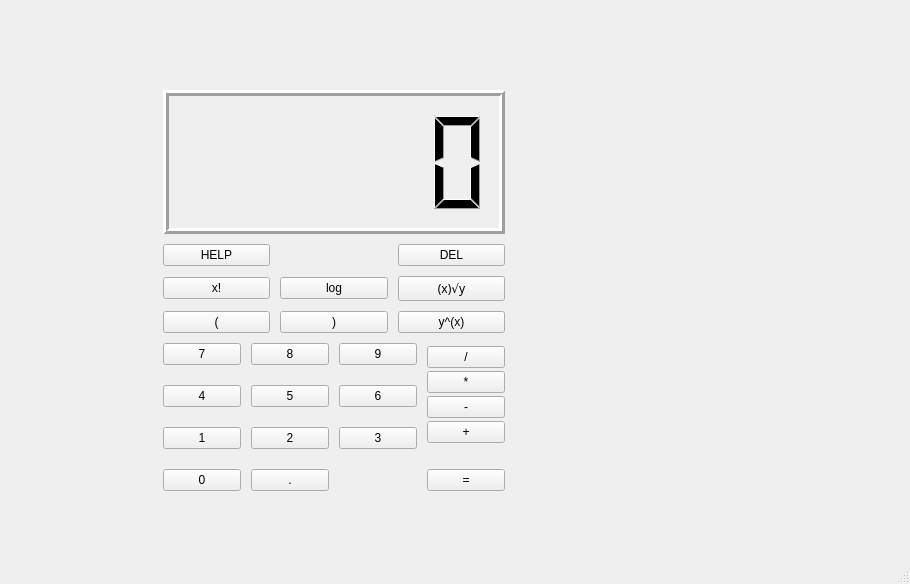
Above: src/gui/mainwindow.ui from hungdojan/IVS_Kalkulacka before the change. Below: the same form after it.
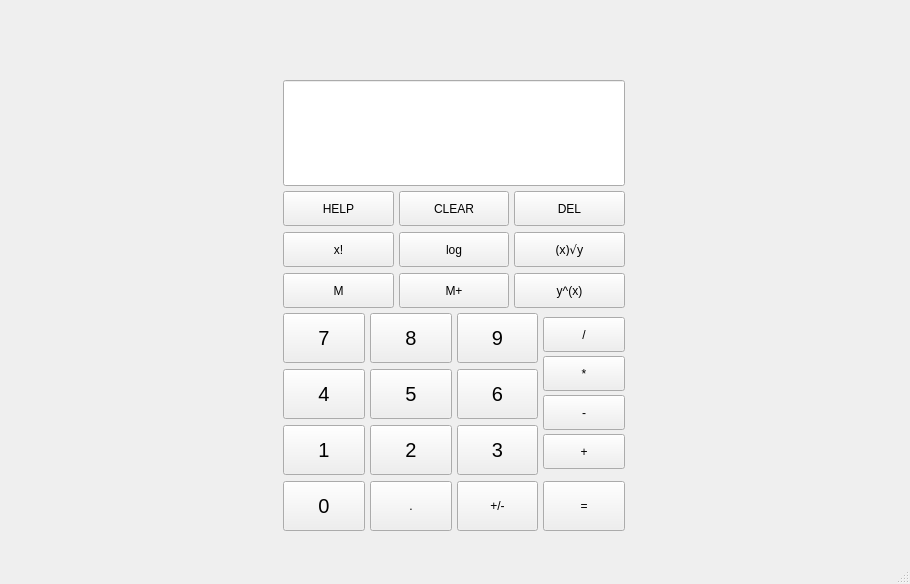
That is the form after the change.

Commit message: adding clear, m, m+, invert buttons and adjusting layout

```diff
--- a/src/gui/mainwindow.ui
+++ b/src/gui/mainwindow.ui
@@ -17,15 +17,15 @@
    <widget class="QWidget" name="verticalLayoutWidget">
     <property name="geometry">
      <rect>
-      <x>160</x>
-      <y>90</y>
+      <x>280</x>
+      <y>80</y>
       <width>348</width>
-      <height>401</height>
+      <height>451</height>
      </rect>
     </property>
     <layout class="QVBoxLayout" name="wholeUnitLayout" stretch="0,0,0">
      <property name="spacing">
-      <number>10</number>
+      <number>5</number>
      </property>
      <property name="sizeConstraint">
       <enum>QLayout::SetNoConstraint</enum>
@@ -40,31 +40,103 @@
       <number>0</number>
      </property>
      <item>
-      <widget class="QLCDNumber" name="textLabel">
+      <widget class="QLineEdit" name="textLabel">
        <property name="sizePolicy">
-        <sizepolicy hsizetype="Minimum" vsizetype="Preferred">
+        <sizepolicy hsizetype="Minimum" vsizetype="Minimum">
          <horstretch>0</horstretch>
          <verstretch>0</verstretch>
         </sizepolicy>
        </property>
-       <property name="baseSize">
+       <property name="minimumSize">
         <size>
-         <width>0</width>
-         <height>0</height>
+         <width>330</width>
+         <height>100</height>
         </size>
        </property>
-       <property name="lineWidth">
-        <number>3</number>
+       <property name="font">
+        <font>
+         <pointsize>30</pointsize>
+        </font>
        </property>
-       <property name="smallDecimalPoint">
+       <property name="alignment">
+        <set>Qt::AlignRight|Qt::AlignTrailing|Qt::AlignVCenter</set>
+       </property>
+       <property name="readOnly">
         <bool>true</bool>
        </property>
+       <property name="clearButtonEnabled">
+        <bool>false</bool>
+       </property>
       </widget>
      </item>
      <item>
       <layout class="QGridLayout" name="advancedOperationsTable">
+       <property name="sizeConstraint">
+        <enum>QLayout::SetMinAndMaxSize</enum>
+       </property>
+       <property name="verticalSpacing">
+        <number>6</number>
+       </property>
+       <item row="3" column="3">
+        <widget class="QPushButton" name="powerButton">
+         <property name="minimumSize">
+          <size>
+           <width>0</width>
+           <height>35</height>
+          </size>
+         </property>
+         <property name="text">
+          <string>y^(x)</string>
+         </property>
+        </widget>
+       </item>
+       <item row="3" column="0">
+        <widget class="QPushButton" name="memoryOutButton">
+         <property name="minimumSize">
+          <size>
+           <width>0</width>
+           <height>35</height>
+          </size>
+         </property>
+         <property name="text">
+          <string>M</string>
+         </property>
+        </widget>
+       </item>
+       <item row="3" column="1">
+        <widget class="QPushButton" name="memoryInButton">
+         <property name="minimumSize">
+          <size>
+           <width>0</width>
+           <height>35</height>
+          </size>
+         </property>
+         <property name="text">
+          <string>M+</string>
+         </property>
+        </widget>
+       </item>
+       <item row="1" column="1">
+        <widget class="QPushButton" name="clearButton">
+         <property name="minimumSize">
+          <size>
+           <width>0</width>
+           <height>35</height>
+          </size>
+         </property>
+         <property name="text">
+          <string>CLEAR</string>
+         </property>
+        </widget>
+       </item>
        <item row="2" column="1">
         <widget class="QPushButton" name="logButton">
+         <property name="minimumSize">
+          <size>
+           <width>0</width>
+           <height>35</height>
+          </size>
+         </property>
          <property name="text">
           <string>log</string>
          </property>
@@ -72,41 +144,25 @@
        </item>
        <item row="1" column="3">
         <widget class="QPushButton" name="deleteButton">
+         <property name="minimumSize">
+          <size>
+           <width>0</width>
+           <height>35</height>
+          </size>
+         </property>
          <property name="text">
           <string>DEL</string>
          </property>
         </widget>
        </item>
-       <item row="1" column="0">
-        <widget class="QPushButton" name="helpButton">
-         <property name="text">
-          <string>HELP</string>
-         </property>
-        </widget>
-       </item>
-       <item row="3" column="3">
-        <widget class="QPushButton" name="powerButton">
-         <property name="text">
-          <string>y^(x)</string>
-         </property>
-        </widget>
-       </item>
-       <item row="3" column="0">
-        <widget class="QPushButton" name="bracketLeftButton">
-         <property name="text">
-          <string>(</string>
-         </property>
-        </widget>
-       </item>
-       <item row="2" column="0">
-        <widget class="QPushButton" name="factorButton">
-         <property name="text">
-          <string>x!</string>
-         </property>
-        </widget>
-       </item>
        <item row="2" column="3">
         <widget class="QPushButton" name="rootButton">
+         <property name="minimumSize">
+          <size>
+           <width>0</width>
+           <height>35</height>
+          </size>
+         </property>
          <property name="font">
           <font>
            <family>Sans Serif</family>
@@ -126,10 +182,29 @@
          </property>
         </widget>
        </item>
-       <item row="3" column="1">
-        <widget class="QPushButton" name="bracketRightButton">
+       <item row="1" column="0">
+        <widget class="QPushButton" name="helpButton">
+         <property name="minimumSize">
+          <size>
+           <width>0</width>
+           <height>35</height>
+          </size>
+         </property>
          <property name="text">
-          <string>)</string>
+          <string>HELP</string>
+         </property>
+        </widget>
+       </item>
+       <item row="2" column="0">
+        <widget class="QPushButton" name="factorButton">
+         <property name="minimumSize">
+          <size>
+           <width>0</width>
+           <height>35</height>
+          </size>
+         </property>
+         <property name="text">
+          <string>x!</string>
          </property>
         </widget>
        </item>
@@ -137,11 +212,20 @@
      </item>
      <item>
       <layout class="QGridLayout" name="numsAndBasicOpsTable">
+       <property name="sizeConstraint">
+        <enum>QLayout::SetFixedSize</enum>
+       </property>
        <property name="verticalSpacing">
-        <number>20</number>
+        <number>6</number>
        </property>
        <item row="3" column="5">
         <widget class="QPushButton" name="equalSignButton">
+         <property name="minimumSize">
+          <size>
+           <width>0</width>
+           <height>50</height>
+          </size>
+         </property>
          <property name="text">
           <string>=</string>
          </property>
@@ -149,6 +233,17 @@
        </item>
        <item row="1" column="2">
         <widget class="QPushButton" name="fiveButton">
+         <property name="minimumSize">
+          <size>
+           <width>0</width>
+           <height>50</height>
+          </size>
+         </property>
+         <property name="font">
+          <font>
+           <pointsize>15</pointsize>
+          </font>
+         </property>
          <property name="text">
           <string>5</string>
          </property>
@@ -156,6 +251,17 @@
        </item>
        <item row="1" column="4">
         <widget class="QPushButton" name="sixButton">
+         <property name="minimumSize">
+          <size>
+           <width>0</width>
+           <height>50</height>
+          </size>
+         </property>
+         <property name="font">
+          <font>
+           <pointsize>15</pointsize>
+          </font>
+         </property>
          <property name="text">
           <string>6</string>
          </property>
@@ -163,6 +269,12 @@
        </item>
        <item row="3" column="2">
         <widget class="QPushButton" name="decimalPointButton">
+         <property name="minimumSize">
+          <size>
+           <width>0</width>
+           <height>50</height>
+          </size>
+         </property>
          <property name="text">
           <string>.</string>
          </property>
@@ -170,6 +282,17 @@
        </item>
        <item row="2" column="2">
         <widget class="QPushButton" name="twoButton">
+         <property name="minimumSize">
+          <size>
+           <width>0</width>
+           <height>50</height>
+          </size>
+         </property>
+         <property name="font">
+          <font>
+           <pointsize>15</pointsize>
+          </font>
+         </property>
          <property name="text">
           <string>2</string>
          </property>
@@ -177,6 +300,17 @@
        </item>
        <item row="2" column="1">
         <widget class="QPushButton" name="oneButton">
+         <property name="minimumSize">
+          <size>
+           <width>0</width>
+           <height>50</height>
+          </size>
+         </property>
+         <property name="font">
+          <font>
+           <pointsize>15</pointsize>
+          </font>
+         </property>
          <property name="text">
           <string>1</string>
          </property>
@@ -184,6 +318,17 @@
        </item>
        <item row="2" column="4">
         <widget class="QPushButton" name="threeButton">
+         <property name="minimumSize">
+          <size>
+           <width>0</width>
+           <height>50</height>
+          </size>
+         </property>
+         <property name="font">
+          <font>
+           <pointsize>15</pointsize>
+          </font>
+         </property>
          <property name="text">
           <string>3</string>
          </property>
@@ -191,6 +336,23 @@
        </item>
        <item row="0" column="1">
         <widget class="QPushButton" name="sevenButton">
+         <property name="sizePolicy">
+          <sizepolicy hsizetype="Minimum" vsizetype="Fixed">
+           <horstretch>0</horstretch>
+           <verstretch>0</verstretch>
+          </sizepolicy>
+         </property>
+         <property name="minimumSize">
+          <size>
+           <width>0</width>
+           <height>50</height>
+          </size>
+         </property>
+         <property name="font">
+          <font>
+           <pointsize>15</pointsize>
+          </font>
+         </property>
          <property name="text">
           <string>7</string>
          </property>
@@ -198,6 +360,17 @@
        </item>
        <item row="0" column="2">
         <widget class="QPushButton" name="eightButton">
+         <property name="minimumSize">
+          <size>
+           <width>0</width>
+           <height>50</height>
+          </size>
+         </property>
+         <property name="font">
+          <font>
+           <pointsize>15</pointsize>
+          </font>
+         </property>
          <property name="text">
           <string>8</string>
          </property>
@@ -205,6 +378,17 @@
        </item>
        <item row="1" column="1">
         <widget class="QPushButton" name="fourButton">
+         <property name="minimumSize">
+          <size>
+           <width>0</width>
+           <height>50</height>
+          </size>
+         </property>
+         <property name="font">
+          <font>
+           <pointsize>15</pointsize>
+          </font>
+         </property>
          <property name="text">
           <string>4</string>
          </property>
@@ -212,6 +396,17 @@
        </item>
        <item row="3" column="1">
         <widget class="QPushButton" name="zeroButton">
+         <property name="minimumSize">
+          <size>
+           <width>0</width>
+           <height>50</height>
+          </size>
+         </property>
+         <property name="font">
+          <font>
+           <pointsize>15</pointsize>
+          </font>
+         </property>
          <property name="text">
           <string>0</string>
          </property>
@@ -219,6 +414,17 @@
        </item>
        <item row="0" column="4">
         <widget class="QPushButton" name="nineButton">
+         <property name="minimumSize">
+          <size>
+           <width>0</width>
+           <height>50</height>
+          </size>
+         </property>
+         <property name="font">
+          <font>
+           <pointsize>15</pointsize>
+          </font>
+         </property>
          <property name="text">
           <string>9</string>
          </property>
@@ -226,8 +432,17 @@
        </item>
        <item row="0" column="5" rowspan="3">
         <layout class="QVBoxLayout" name="basicOperationsTable">
+         <property name="spacing">
+          <number>0</number>
+         </property>
          <item>
           <widget class="QPushButton" name="divideButton">
+           <property name="minimumSize">
+            <size>
+             <width>0</width>
+             <height>35</height>
+            </size>
+           </property>
            <property name="text">
             <string>/</string>
            </property>
@@ -235,6 +450,12 @@
          </item>
          <item>
           <widget class="QPushButton" name="mulButton">
+           <property name="minimumSize">
+            <size>
+             <width>0</width>
+             <height>35</height>
+            </size>
+           </property>
            <property name="text">
             <string>*</string>
            </property>
@@ -242,6 +463,12 @@
          </item>
          <item>
           <widget class="QPushButton" name="subButton">
+           <property name="minimumSize">
+            <size>
+             <width>0</width>
+             <height>35</height>
+            </size>
+           </property>
            <property name="text">
             <string>-</string>
            </property>
@@ -249,6 +476,12 @@
          </item>
          <item>
           <widget class="QPushButton" name="addButton">
+           <property name="minimumSize">
+            <size>
+             <width>0</width>
+             <height>35</height>
+            </size>
+           </property>
            <property name="text">
             <string>+</string>
            </property>
@@ -256,6 +489,19 @@
          </item>
         </layout>
        </item>
+       <item row="3" column="4">
+        <widget class="QPushButton" name="invertButton">
+         <property name="minimumSize">
+          <size>
+           <width>0</width>
+           <height>50</height>
+          </size>
+         </property>
+         <property name="text">
+          <string>+/-</string>
+         </property>
+        </widget>
+       </item>
       </layout>
      </item>
     </layout>
```
